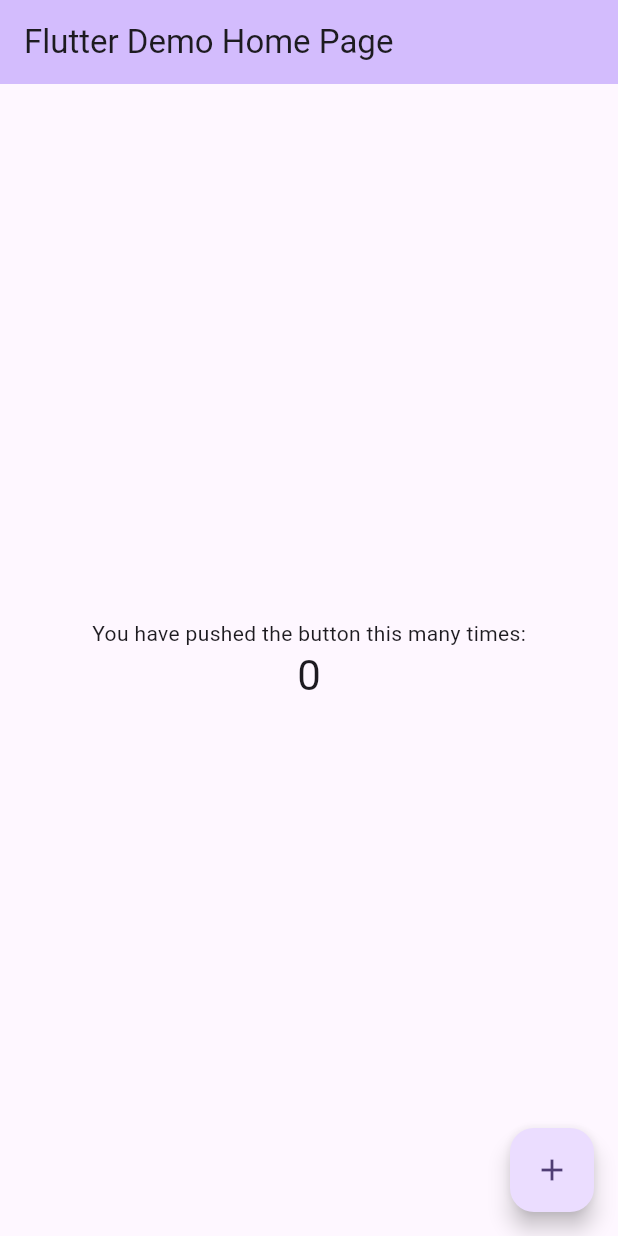
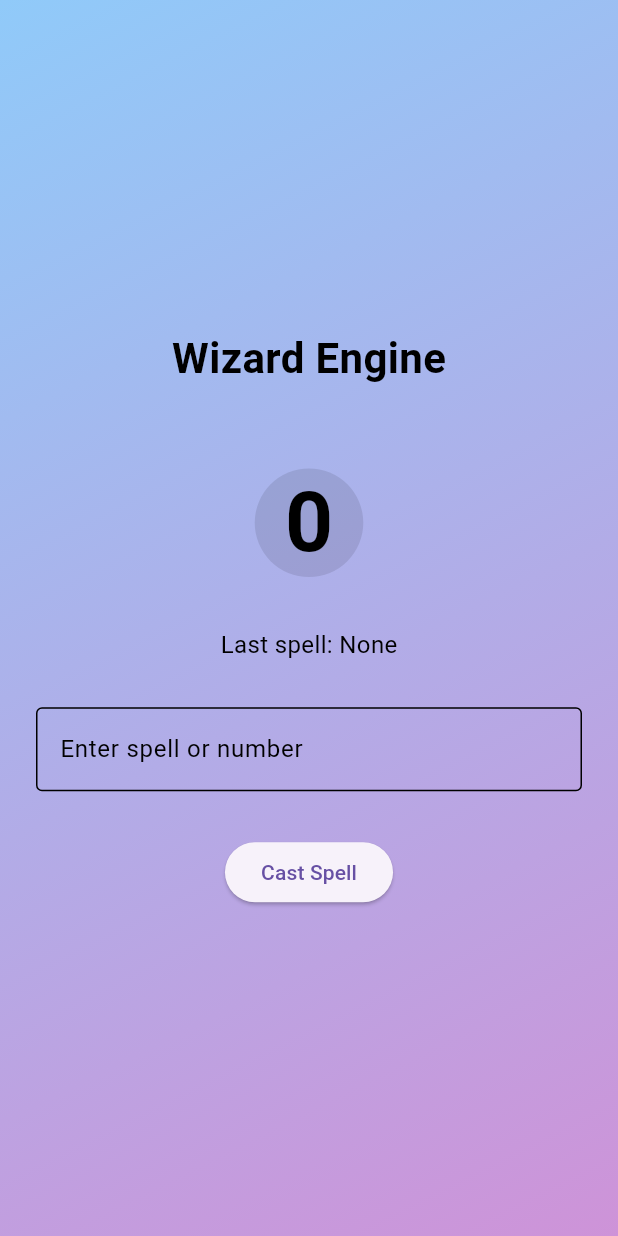
Before and after one commit to VilenSolovey/flutter-iot-app, a Flutter app: the screen it shows after launch, on a phone screen of 412 x 824 dp. Run offline on Flutter 3.47's test engine with Material 3 defaults, Android fonts, the light colour scheme and no system bars.

Commit message:
Interactive input with spell logic and dynamic UI

```diff
--- a/lib/main.dart
+++ b/lib/main.dart
@@ -7,115 +7,194 @@ void main() {
 class MyApp extends StatelessWidget {
   const MyApp({super.key});
 
-  // This widget is the root of your application.
   @override
   Widget build(BuildContext context) {
-    return MaterialApp(
-      title: 'Flutter Demo',
-      theme: ThemeData(
-        // This is the theme of your application.
-        //
-        // TRY THIS: Try running your application with "flutter run". You'll see
-        // the application has a purple toolbar. Then, without quitting the app,
-        // try changing the seedColor in the colorScheme below to Colors.green
-        // and then invoke "hot reload" (save your changes or press the "hot
-        // reload" button in a Flutter-supported IDE, or press "r" if you used
-        // the command line to start the app).
-        //
-        // Notice that the counter didn't reset back to zero; the application
-        // state is not lost during the reload. To reset the state, use hot
-        // restart instead.
-        //
-        // This works for code too, not just values: Most code changes can be
-        // tested with just a hot reload.
-        colorScheme: ColorScheme.fromSeed(seedColor: Colors.deepPurple),
-      ),
-      home: const MyHomePage(title: 'Flutter Demo Home Page'),
+    return const MaterialApp(
+      debugShowCheckedModeBanner: false,
+      home: MagicSpellScreen(),
     );
   }
 }
 
-class MyHomePage extends StatefulWidget {
-  const MyHomePage({super.key, required this.title});
-
-  // This widget is the home page of your application. It is stateful, meaning
-  // that it has a State object (defined below) that contains fields that affect
-  // how it looks.
-
-  // This class is the configuration for the state. It holds the values (in this
-  // case the title) provided by the parent (in this case the App widget) and
-  // used by the build method of the State. Fields in a Widget subclass are
-  // always marked "final".
-
-  final String title;
+class MagicSpellScreen extends StatefulWidget {
+  const MagicSpellScreen({super.key});
 
   @override
-  State<MyHomePage> createState() => _MyHomePageState();
+  State<MagicSpellScreen> createState() => _MagicSpellScreenState();
 }
 
-class _MyHomePageState extends State<MyHomePage> {
+class _MagicSpellScreenState extends State<MagicSpellScreen> {
   int _counter = 0;
+  String _lastSpell = 'None';
+  List<Color> _gradientColors = [Colors.blue.shade200, Colors.purple.shade200];
+  Color _textColor = Colors.black;
 
-  void _incrementCounter() {
+  final TextEditingController _controller = TextEditingController();
+  late final Map<String, VoidCallback> _spells;
+
+  @override
+  void initState() {
+    super.initState();
+
+    _spells = {
+      'Avada Kedavra': () {
+        _counter = 0;
+        _gradientColors = [Colors.deepPurple, Colors.black];
+        _textColor = Colors.white;
+      },
+      'Lumos': () {
+        _gradientColors = [Colors.yellow.shade300, Colors.orange.shade200];
+        _textColor = Colors.black;
+      },
+      'Nox': () {
+        _gradientColors = [Colors.indigo.shade900, Colors.black];
+        _textColor = Colors.white;
+      },
+      'Expelliarmus': () {
+        _counter -= 10;
+        _gradientColors = [Colors.red.shade200, Colors.orange.shade200];
+        _textColor = Colors.black;
+      },
+      'Sonorus': () {
+        _counter *= 2;
+        _gradientColors = [Colors.green.shade200, Colors.teal.shade200];
+        _textColor = Colors.black;
+      },
+    };
+  }
+
+  @override
+  void dispose() {
+    _controller.dispose();
+    super.dispose();
+  }
+
+  void _handleInput() {
+    final input = _controller.text.trim();
+    final spell = _spells[input];
+
+    if (spell != null) {
       setState(() {
-      // This call to setState tells the Flutter framework that something has
-      // changed in this State, which causes it to rerun the build method below
-      // so that the display can reflect the updated values. If we changed
-      // _counter without calling setState(), then the build method would not be
-      // called again, and so nothing would appear to happen.
-      _counter++;
+        spell();
+        _lastSpell = input;
       });
+    } else {
+      final number = int.tryParse(input);
+
+      if (number != null) {
+        setState(() {
+          _counter += number;
+          _lastSpell = 'Added $number';
+        });
+      } else {
+        ScaffoldMessenger.of(context).showSnackBar(
+          const SnackBar(
+            content: Text('Unknown spell or invalid number'),
+          ),
+        );
+      }
+    }
+
+    _controller.clear();
+  }
+
+  int? _previewValue() {
+    final input = _controller.text.trim();
+    final number = int.tryParse(input);
+    if (number != null) {
+      return _counter + number;
+    }
+    return null;
   }
 
   @override
   Widget build(BuildContext context) {
-    // This method is rerun every time setState is called, for instance as done
-    // by the _incrementCounter method above.
-    //
-    // The Flutter framework has been optimized to make rerunning build methods
-    // fast, so that you can just rebuild anything that needs updating rather
-    // than having to individually change instances of widgets.
+    final preview = _previewValue();
+
     return Scaffold(
-      appBar: AppBar(
-        // TRY THIS: Try changing the color here to a specific color (to
-        // Colors.amber, perhaps?) and trigger a hot reload to see the AppBar
-        // change color while the other colors stay the same.
-        backgroundColor: Theme.of(context).colorScheme.inversePrimary,
-        // Here we take the value from the MyHomePage object that was created by
-        // the App.build method, and use it to set our appbar title.
-        title: Text(widget.title),
+      body: AnimatedContainer(
+        duration: const Duration(milliseconds: 500),
+        decoration: BoxDecoration(
+          gradient: LinearGradient(
+            colors: _gradientColors,
+            begin: Alignment.topLeft,
+            end: Alignment.bottomRight,
           ),
-      body: Center(
-        // Center is a layout widget. It takes a single child and positions it
-        // in the middle of the parent.
+        ),
+        child: SafeArea(
+          child: Padding(
+            padding: const EdgeInsets.all(24),
             child: Column(
-          // Column is also a layout widget. It takes a list of children and
-          // arranges them vertically. By default, it sizes itself to fit its
-          // children horizontally, and tries to be as tall as its parent.
-          //
-          // Column has various properties to control how it sizes itself and
-          // how it positions its children. Here we use mainAxisAlignment to
-          // center the children vertically; the main axis here is the vertical
-          // axis because Columns are vertical (the cross axis would be
-          // horizontal).
-          //
-          // TRY THIS: Invoke "debug painting" (choose the "Toggle Debug Paint"
-          // action in the IDE, or press "p" in the console), to see the
-          // wireframe for each widget.
               mainAxisAlignment: MainAxisAlignment.center,
               children: [
-            const Text('You have pushed the button this many times:'),
                 Text(
+                  'Wizard Engine',
+                  style: TextStyle(
+                    fontSize: 28,
+                    fontWeight: FontWeight.bold,
+                    color: _textColor,
+                  ),
+                ),
+                const SizedBox(height: 30),
+                Container(
+                  padding: const EdgeInsets.all(20),
+                  decoration: BoxDecoration(
+                    shape: BoxShape.circle,
+                    color: _textColor.withValues(alpha: 0.1),
+                  ),
+                  child: Text(
                     '$_counter',
-              style: Theme.of(context).textTheme.headlineMedium,
+                    style: TextStyle(
+                      fontSize: 56,
+                      fontWeight: FontWeight.bold,
+                      color: _textColor,
+                    ),
+                  ),
+                ),
+                const SizedBox(height: 10),
+                Text(
+                  'Last spell: $_lastSpell',
+                  style: TextStyle(
+                    fontSize: 16,
+                    color: _textColor,
+                  ),
+                ),
+                const SizedBox(height: 30),
+                TextField(
+                  controller: _controller,
+                  style: TextStyle(color: _textColor),
+                  decoration: InputDecoration(
+                    labelText: 'Enter spell or number',
+                    labelStyle: TextStyle(color: _textColor),
+                    enabledBorder: OutlineInputBorder(
+                      borderSide: BorderSide(color: _textColor),
+                    ),
+                    focusedBorder: OutlineInputBorder(
+                      borderSide: BorderSide(color: _textColor, width: 2),
+                    ),
+                  ),
+                  onChanged: (_) => setState(() {}),
+                  onSubmitted: (_) => _handleInput(),
+                ),
+                const SizedBox(height: 10),
+                if (preview != null)
+                  Text(
+                    'Preview result: $preview',
+                    style: TextStyle(
+                      fontSize: 16,
+                      fontStyle: FontStyle.italic,
+                      color: _textColor,
+                    ),
+                  ),
+                const SizedBox(height: 20),
+                ElevatedButton(
+                  onPressed: _handleInput,
+                  child: const Text('Cast Spell'),
                 ),
               ],
             ),
           ),
-      floatingActionButton: FloatingActionButton(
-        onPressed: _incrementCounter,
-        tooltip: 'Increment',
-        child: const Icon(Icons.add),
+        ),
       ),
     );
   }
```
Lines whose indentation alone changed are shown as unchanged.
